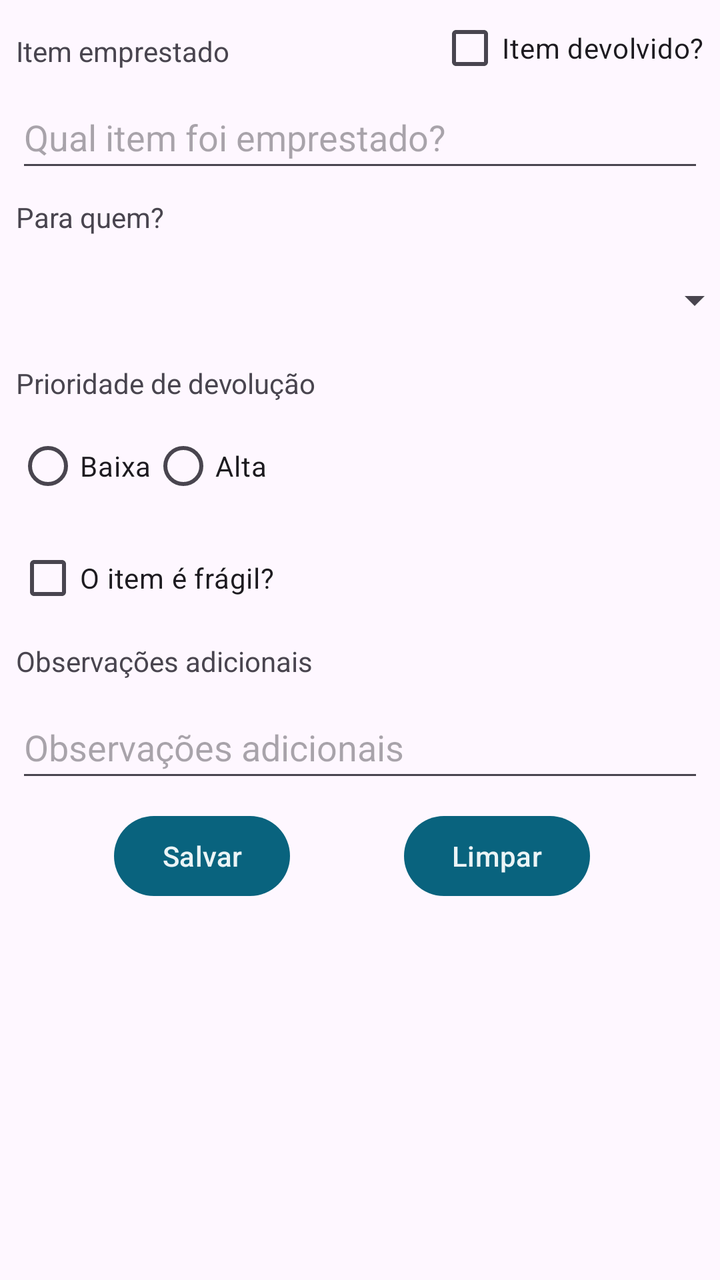
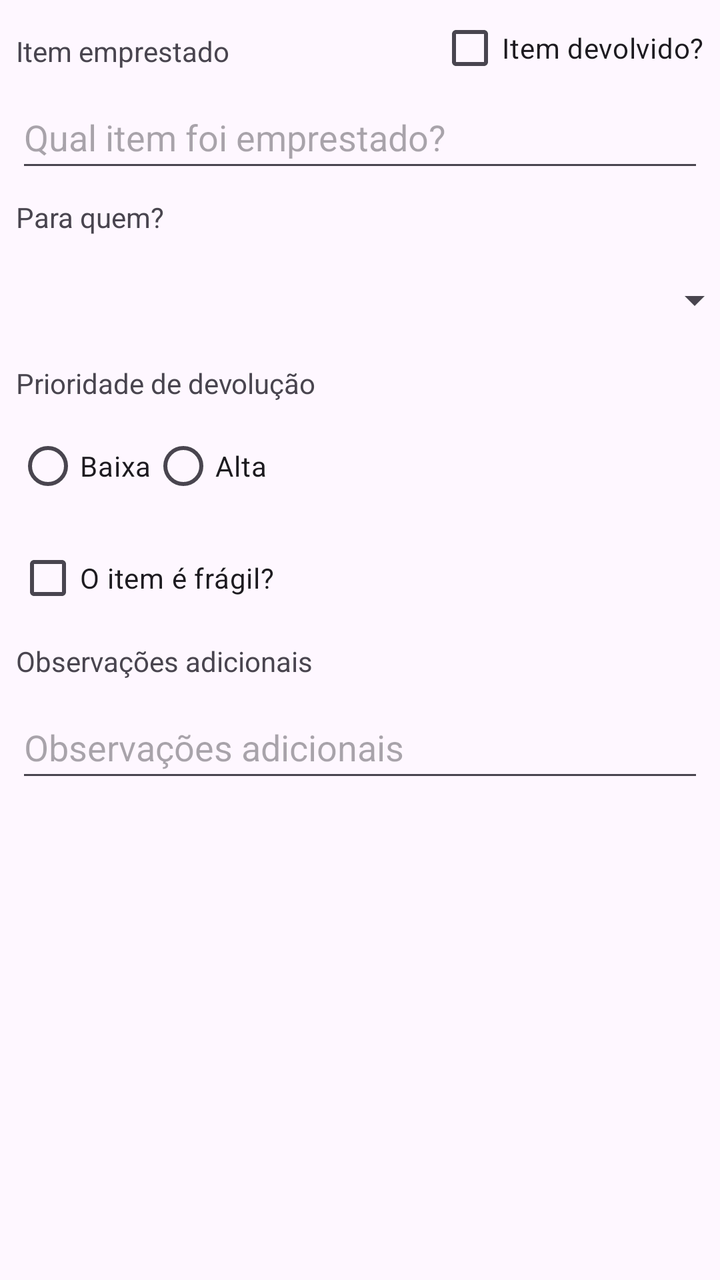

The first picture is an Android layout as it rendered before a commit; the second is the same layout after the commit. The layout source and the unified diff follow.
<!-- AndroidManifest.xml: application theme Theme.QuemPegou -->
<!-- res/layout/activity_emprestimo.xml -->
<?xml version="1.0" encoding="utf-8"?>
<ScrollView xmlns:android="http://schemas.android.com/apk/res/android"
    xmlns:app="http://schemas.android.com/apk/res-auto"
    xmlns:tools="http://schemas.android.com/tools"
    android:id="@+id/main"
    android:layout_width="match_parent"

    android:layout_height="match_parent"
    android:fillViewport="true"
    tools:context=".CadastroEmprestimoActivity">

    <androidx.constraintlayout.widget.ConstraintLayout
        android:layout_width="match_parent"
        android:layout_height="wrap_content">

        <TextView
            android:id="@+id/textViewItemEmprestado"
            android:layout_width="wrap_content"
            android:layout_height="wrap_content"
            android:layout_marginStart="8dp"
            android:layout_marginTop="16dp"
            android:labelFor="@id/edtItemEmprestado"
            android:text="@string/item_emprestado"
            app:layout_constraintStart_toStartOf="parent"
            app:layout_constraintTop_toTopOf="parent" />

        <EditText
            android:id="@+id/edtItemEmprestado"
            android:layout_width="0dp"
            android:layout_height="48dp"
            android:layout_marginStart="8dp"
            android:layout_marginTop="8dp"
            android:layout_marginEnd="8dp"
            android:ems="10"
            android:hint="@string/qual_item_foi_emprestado"
            android:inputType="text"
            app:layout_constraintEnd_toEndOf="parent"
            app:layout_constraintStart_toStartOf="parent"
            app:layout_constraintTop_toBottomOf="@+id/textViewItemEmprestado" />

        <TextView
            android:id="@+id/textViewParaQuem"
            android:layout_width="wrap_content"
            android:layout_height="wrap_content"
            android:layout_marginStart="8dp"
            android:layout_marginTop="8dp"
            android:labelFor="@id/spnAmigos"
            android:text="@string/para_quem"
            app:layout_constraintStart_toStartOf="parent"
            app:layout_constraintTop_toBottomOf="@+id/edtItemEmprestado" />

        <Button
            android:id="@+id/btnLimpar"
            android:layout_width="wrap_content"
            android:layout_height="wrap_content"
            android:layout_marginEnd="8dp"
            android:onClick="limparCampos"
            android:text="@string/limpar"
            app:layout_constraintEnd_toEndOf="parent"
            app:layout_constraintHorizontal_bias="0.5"
            app:layout_constraintStart_toEndOf="@+id/btnSalvar"
            app:layout_constraintTop_toTopOf="@+id/btnSalvar" />

        <Button
            android:id="@+id/btnSalvar"
            android:layout_width="wrap_content"
            android:layout_height="wrap_content"
            android:layout_marginTop="8dp"
            android:onClick="salvarValores"
            android:text="@string/salvar"
            app:layout_constraintEnd_toStartOf="@+id/btnLimpar"
            app:layout_constraintHorizontal_bias="0.5"
            app:layout_constraintHorizontal_chainStyle="spread"
            app:layout_constraintStart_toStartOf="parent"
            app:layout_constraintTop_toBottomOf="@+id/edtObservacoes" />

        <Spinner
            android:id="@+id/spnAmigos"
            android:layout_width="382dp"
            android:layout_height="48dp"
            android:layout_marginStart="8dp"
            android:layout_marginTop="8dp"
            android:layout_marginEnd="8dp"
            android:spinnerMode="dialog"
            app:layout_constraintEnd_toEndOf="parent"
            app:layout_constraintStart_toStartOf="parent"
            app:layout_constraintTop_toBottomOf="@+id/textViewParaQuem" />

        <RadioGroup
            android:id="@+id/rgbPrioridadeDevolucao"
            android:layout_width="wrap_content"
            android:layout_height="wrap_content"
            android:layout_marginStart="8dp"
            android:layout_marginTop="8dp"
            android:orientation="horizontal"
            app:layout_constraintStart_toStartOf="parent"
            app:layout_constraintTop_toBottomOf="@+id/textViewPrioridade">

            <RadioButton
                android:id="@+id/rdbBaixa"
                android:layout_width="match_parent"
                android:layout_height="wrap_content"
                android:text="@string/prioridade_baixa" />

            <RadioButton
                android:id="@+id/rdbAlta"
                android:layout_width="match_parent"
                android:layout_height="wrap_content"
                android:text="@string/prioridade_alta" />

        </RadioGroup>

        <TextView
            android:id="@+id/textViewPrioridade"
            android:layout_width="wrap_content"
            android:layout_height="wrap_content"
            android:layout_marginStart="8dp"
            android:layout_marginTop="8dp"
            android:text="@string/prioridade_devolucao"
            app:layout_constraintStart_toStartOf="parent"
            app:layout_constraintTop_toBottomOf="@+id/spnAmigos" />

        <CheckBox
            android:id="@+id/chkFragil"
            android:layout_width="wrap_content"
            android:layout_height="wrap_content"
            android:layout_marginStart="8dp"
            android:layout_marginTop="8dp"
            android:text="@string/item_fragil"
            app:layout_constraintEnd_toStartOf="@+id/chkDevolucao"
            app:layout_constraintHorizontal_bias="0.5"
            app:layout_constraintHorizontal_chainStyle="spread_inside"
            app:layout_constraintStart_toStartOf="parent"
            app:layout_constraintTop_toBottomOf="@+id/rgbPrioridadeDevolucao" />

        <EditText
            android:id="@+id/edtObservacoes"
            android:layout_width="0dp"
            android:layout_height="48dp"
            android:layout_marginStart="8dp"
            android:layout_marginTop="8dp"
            android:layout_marginEnd="8dp"
            android:ems="10"
            android:hint="@string/observacoes"
            android:inputType="text"
            app:layout_constraintEnd_toEndOf="parent"
            app:layout_constraintStart_toStartOf="parent"
            app:layout_constraintTop_toBottomOf="@+id/textViewObservacoes" />

        <TextView
            android:id="@+id/textViewObservacoes"
            android:layout_width="wrap_content"
            android:layout_height="wrap_content"
            android:layout_marginStart="8dp"
            android:layout_marginTop="8dp"
            android:labelFor="@id/edtObservacoes"
            android:text="@string/observacoes"
            app:layout_constraintStart_toStartOf="parent"
            app:layout_constraintTop_toBottomOf="@+id/chkFragil" />

        <CheckBox
            android:id="@+id/chkDevolucao"
            android:layout_width="wrap_content"
            android:layout_height="wrap_content"
            android:layout_marginStart="8dp"
            android:layout_marginEnd="8dp"
            android:text="@string/devolucao_item"
            app:layout_constraintEnd_toEndOf="parent"
            app:layout_constraintHorizontal_bias="0.5"
            app:layout_constraintStart_toEndOf="@+id/chkFragil"
            tools:layout_editor_absoluteY="265dp" />
    </androidx.constraintlayout.widget.ConstraintLayout>
</ScrollView>
<!-- resources referenced by this layout -->
<resources>
  <string name="devolucao_item">Item devolvido?</string>
  <string name="item_emprestado">Item emprestado</string>
  <string name="item_fragil">O item é frágil?</string>
  <string name="limpar">Limpar</string>
  <string name="observacoes">Observações adicionais</string>
  <string name="para_quem">Para quem?</string>
  <string name="prioridade_alta">Alta</string>
  <string name="prioridade_baixa">Baixa</string>
  <string name="prioridade_devolucao">Prioridade de devolução</string>
  <string name="qual_item_foi_emprestado">Qual item foi emprestado?</string>
  <string name="salvar">Salvar</string>
  <style name="Theme.QuemPegou" parent="Base.Theme.QuemPegou" />
  <style name="Base.Theme.QuemPegou" parent="Theme.Material3.Light">
          
           <item name="colorPrimary">@color/azul_principal</item>
           <item name="colorPrimaryVariant">@color/azul_secundario</item>
           <item name="colorOnPrimary">@color/branco_acinzentado</item>
      </style>
  <color name="azul_principal">#09637E</color>
  <color name="azul_secundario">#088395</color>
  <color name="branco_acinzentado">#EBF4F6</color>
</resources>

<!-- the commit's change to res/layout/activity_emprestimo.xml (unified diff, before → after) -->
@@ -48,31 +48,6 @@
             android:text="@string/para_quem"
             app:layout_constraintStart_toStartOf="parent"
             app:layout_constraintTop_toBottomOf="@+id/edtItemEmprestado" />
-
-        <Button
-            android:id="@+id/btnLimpar"
-            android:layout_width="wrap_content"
-            android:layout_height="wrap_content"
-            android:layout_marginEnd="8dp"
-            android:onClick="limparCampos"
-            android:text="@string/limpar"
-            app:layout_constraintEnd_toEndOf="parent"
-            app:layout_constraintHorizontal_bias="0.5"
-            app:layout_constraintStart_toEndOf="@+id/btnSalvar"
-            app:layout_constraintTop_toTopOf="@+id/btnSalvar" />
-
-        <Button
-            android:id="@+id/btnSalvar"
-            android:layout_width="wrap_content"
-            android:layout_height="wrap_content"
-            android:layout_marginTop="8dp"
-            android:onClick="salvarValores"
-            android:text="@string/salvar"
-            app:layout_constraintEnd_toStartOf="@+id/btnLimpar"
-            app:layout_constraintHorizontal_bias="0.5"
-            app:layout_constraintHorizontal_chainStyle="spread"
-            app:layout_constraintStart_toStartOf="parent"
-            app:layout_constraintTop_toBottomOf="@+id/edtObservacoes" />
 
         <Spinner
             android:id="@+id/spnAmigos"
<!-- resource entries referenced after the edit -->
@@ -3,14 +3,12 @@
   <string name="devolucao_item">Item devolvido?</string>
   <string name="item_emprestado">Item emprestado</string>
   <string name="item_fragil">O item é frágil?</string>
-  <string name="limpar">Limpar</string>
   <string name="observacoes">Observações adicionais</string>
   <string name="para_quem">Para quem?</string>
   <string name="prioridade_alta">Alta</string>
   <string name="prioridade_baixa">Baixa</string>
   <string name="prioridade_devolucao">Prioridade de devolução</string>
   <string name="qual_item_foi_emprestado">Qual item foi emprestado?</string>
-  <string name="salvar">Salvar</string>
   <style name="Theme.QuemPegou" parent="Base.Theme.QuemPegou" />
   <style name="Base.Theme.QuemPegou" parent="Theme.Material3.Light">
           
